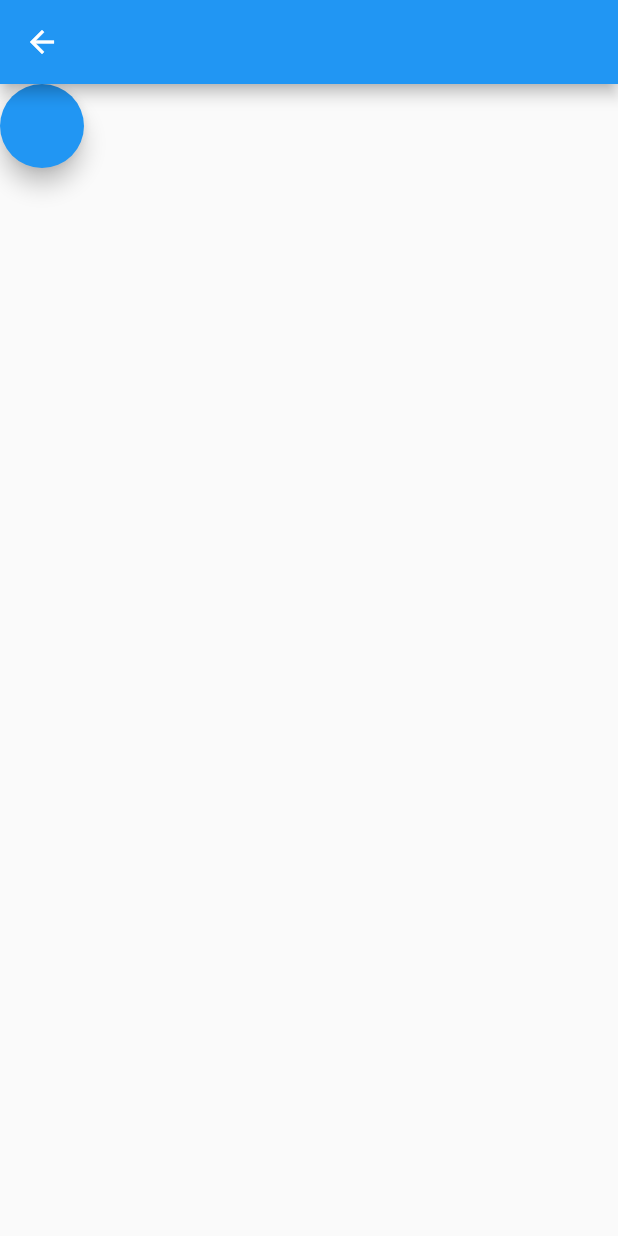
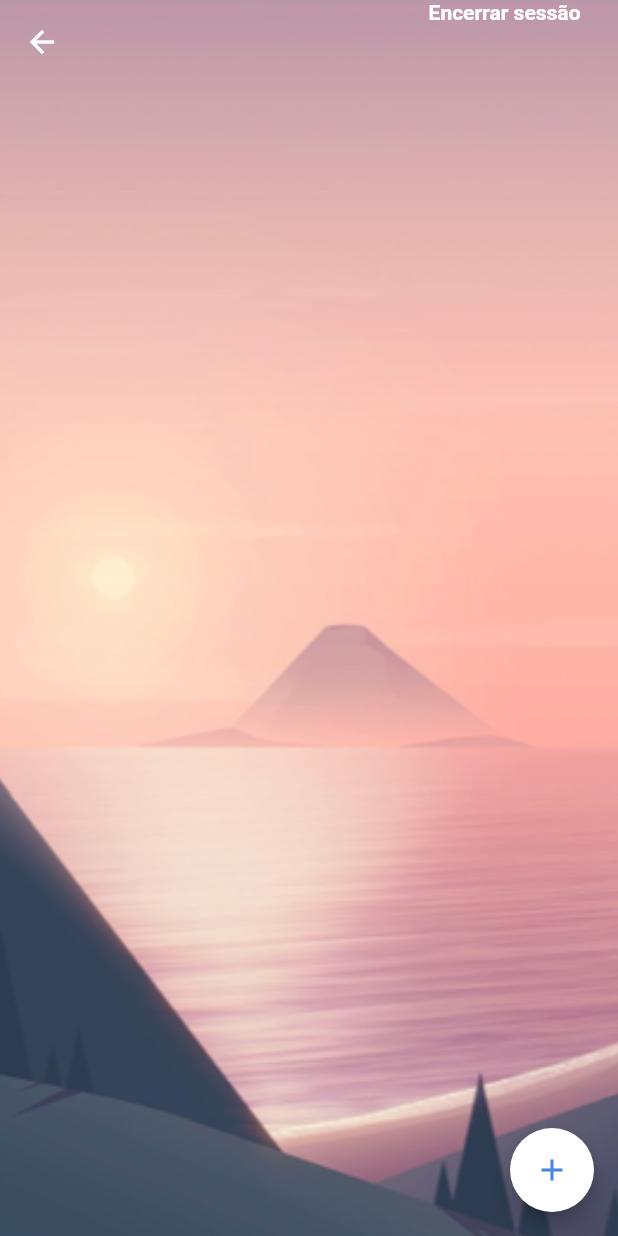
Before and after one commit to gutiago/todo-app, a Flutter app: the HomeScreen screen opened by its route, on a phone screen of 412 x 824 dp. Run offline on Flutter 3.47's test engine with Material 2 defaults, Android fonts, the phone set to English and light mode, and no system bars; our stand-ins replace bloc, equatable, firebase_auth, floor, flutter_bloc, sqflite; accounts and stored records are empty; generated files the repository leaves out were written again.

Commit message:
Adding initial behavior home screen

```diff
--- a/lib/auth/firebase_authenticator.dart
+++ b/lib/auth/firebase_authenticator.dart
@@ -34,6 +34,10 @@ class FirebaseAuthenticator {
     }
   }
 
+  Future logout() async {
+    return FirebaseAuth.instance.signOut();
+  }
+
   String _parseFirebaseExpection(FirebaseAuthException e) {
     if (e.message == 'weak-password') {
       return Strings.weakPassword;
--- a/lib/components/button_link.dart
+++ b/lib/components/button_link.dart
@@ -3,12 +3,12 @@ import 'package:flutter/material.dart';
 
 class ButtonLink extends StatefulWidget {
   const ButtonLink({
-    required this.text,
+    this.text,
     required this.linkText,
     required this.onLinkPressed,
   });
 
-  final String text;
+  final String? text;
   final String linkText;
   final VoidCallback onLinkPressed;
 
@@ -40,7 +40,7 @@ class _ButtonLinkState extends State<ButtonLink> {
           color: Colors.white,
         ),
         children: <TextSpan>[
-          TextSpan(text: widget.text),
+          if (widget.text != null) TextSpan(text: widget.text),
           TextSpan(
               text: widget.linkText,
               style: TextStyle(fontWeight: FontWeight.bold),
--- a/lib/database/entities/task.dart
+++ b/lib/database/entities/task.dart
@@ -8,6 +8,7 @@ class Task {
     this.description,
     this.isComplete,
     this.createdAt,
+    this.deadline,
   );
 
   @PrimaryKey(autoGenerate: true)
@@ -20,4 +21,6 @@ class Task {
   final bool isComplete;
 
   final DateTime createdAt;
+
+  final DateTime deadline;
 }
--- a/lib/presentation/creation/presenter/task_create_presenter.dart
+++ b/lib/presentation/creation/presenter/task_create_presenter.dart
@@ -5,13 +5,14 @@ import '../../../database/entities/task.dart';
 class TaskCreatePresenter {
   const TaskCreatePresenter();
 
-  Future createTask(String name, Category category) {
+  Future createTask(String name, DateTime deadline, Category category) {
     final task = Task(
       DateTime.now().millisecond,
       category.id,
       name,
       false,
       DateTime.now(),
+      deadline,
     );
     return AppDatabase.appDatabase
         .then((db) => db.taskDao.insertTask(task))
--- a/lib/presentation/home/home_screen.dart
+++ b/lib/presentation/home/home_screen.dart
@@ -1,23 +1,56 @@
 import 'package:flutter/material.dart';
+import 'package:flutter/services.dart';
 import 'package:todo_app/components/task_item.dart';
 import 'package:todo_app/components/popover.dart';
+import 'package:todo_app/resources/spacings.dart';
+import 'package:todo_app/resources/strings.dart';
 import '../../navigation/card_page_route.dart';
+import '../../resources/app_colors.dart';
 import '../creation/task_create_screen.dart';
 
 class HomeScreen extends StatelessWidget {
+  const HomeScreen({this.onSignOut});
+
+  final VoidCallback? onSignOut;
+
   @override
   Widget build(BuildContext context) {
-    return Scaffold(
-      appBar: AppBar(),
-      body: FloatingActionButton(
-        onPressed: () => _createTask(context),
+    return Container(
+      decoration: BoxDecoration(
+        image: DecorationImage(
+          image: AssetImage('images/bg_afternoon.png'),
+          fit: BoxFit.cover,
+        ),
+      ),
+      child: Scaffold(
+        backgroundColor: Colors.transparent,
+        appBar: AppBar(
+          backgroundColor: Colors.transparent,
+          shadowColor: Colors.transparent,
+          actions: [
+            Padding(
+              padding: const EdgeInsets.only(right: Spacings.x5),
+              child: InkWell(
+                child: Text(Strings.logout,
+                    style: TextStyle(fontWeight: FontWeight.bold)),
+                onTap: onSignOut,
+              ),
+            )
+          ],
+        ),
+        body: Container(),
+        floatingActionButton: FloatingActionButton(
+          child: Icon(Icons.add, color: AppColors.darkBlue),
+          backgroundColor: Colors.white,
+          onPressed: () => _createTask(context),
+        ),
       ),
     );
   }
 
   void _createTask(BuildContext context) {
-    Navigator.of(context)
-        .push(CardStackPageRoute(builder: (context) => TaskCreateScreen(),
+    Navigator.of(context).push(CardStackPageRoute(
+      builder: (context) => TaskCreateScreen(),
     ));
   }
 }
--- a/lib/presentation/splash_screen.dart
+++ b/lib/presentation/splash_screen.dart
@@ -34,7 +34,7 @@ class _SplashScreenState extends State<SplashScreen> {
   void _performAsyncChecks() async {
     Future.delayed(const Duration(milliseconds: 1500), () async {
       await Firebase.initializeApp();
-      final database = widget.onLoadFinished(_initialRoute);
+      widget.onLoadFinished(_initialRoute);
     });
   }
 
--- a/lib/resources/strings.dart
+++ b/lib/resources/strings.dart
@@ -34,6 +34,13 @@ abstract class Strings {
   static const commonErrorMessage =
       'Ocorreu um erro, por favor tente novamente.';
 
+  // Home
+  static const logout = 'Encerrar sessão';
+  static const morning = 'Bom dia!';
+  static const afternoon = 'Boa tarde!';
+  static const night = 'Boa noite!';
+  static String todayDate(String date) => 'HOJE: $date';
+
   // Category
   static const categories = 'Categorias';
   static const emptyList = 'Oops... \nVocê não criou nada aqui.';
@@ -48,7 +55,8 @@ abstract class Strings {
   static const createTaskButtonTitle = 'Criar';
   static const createTaskFieldTitle = 'Nome';
   static const createTaskCategoryFieldTitle = 'Categoria';
-  static const createTaskAddCategory = 'Adicionar';
+  static const createTaskAdd = 'Adicionar';
+  static const createTaskDateFildTitle = 'Data';
   static const createTaskFieldHint = 'Adicione o nome da sua tarefa';
   static const createTaskError = 'O nome não pode estar vazio.';
 
--- a/pubspec.yaml
+++ b/pubspec.yaml
@@ -19,6 +19,7 @@ dependencies:
   flutter_bloc: ^7.0.0
   equatable: ^2.0.0
   floor: ^1.1.0
+  intl: ^0.17.0
 
 dev_dependencies:
   floor_generator: ^1.1.0
@@ -39,5 +40,5 @@ flutter:
 
   # To add assets to your application, add an assets section, like this:
   assets:
-    - images/empty.png
+    - images/
   #   - images/a_dot_ham.jpeg
```
Also changed, not shown: lib/model/home/home_category_model.dart (added, +11 -0 lines), lib/model/home/home_main_model.dart (added, +17 -0 lines), lib/presentation/creation/task_create_screen.dart (+61 -4 lines), images/bg_afternoon.png (added), images/bg_day.png (added), images/bg_night.png (added), lib/database/app_database.g.dart, 4 other files.
